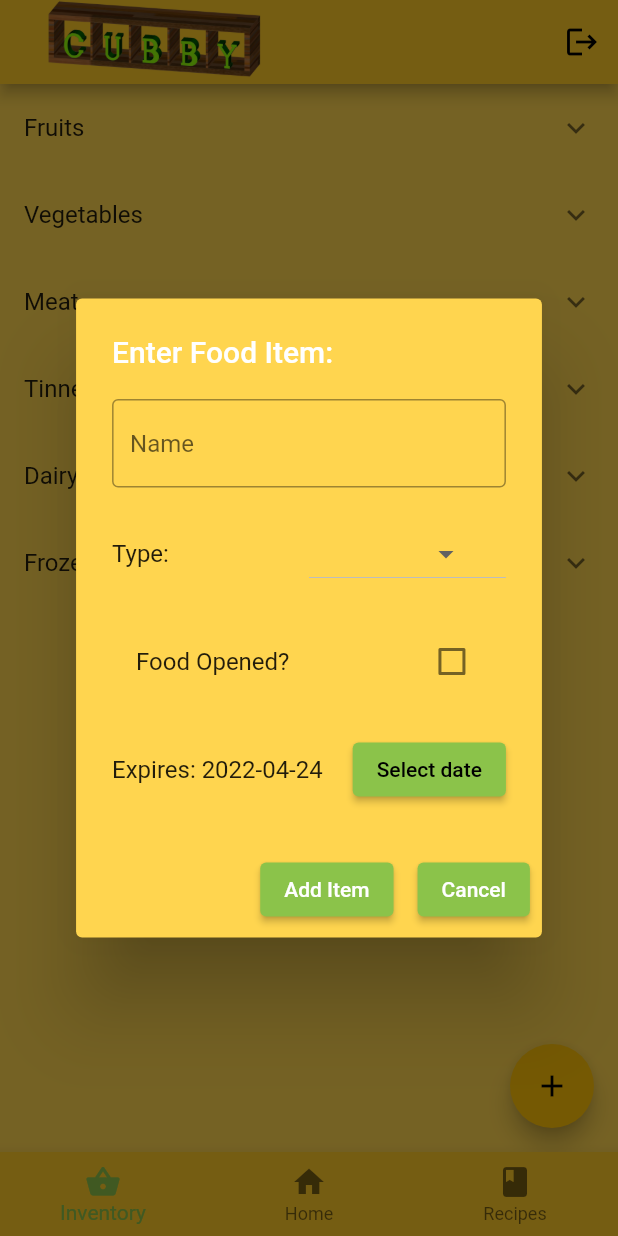
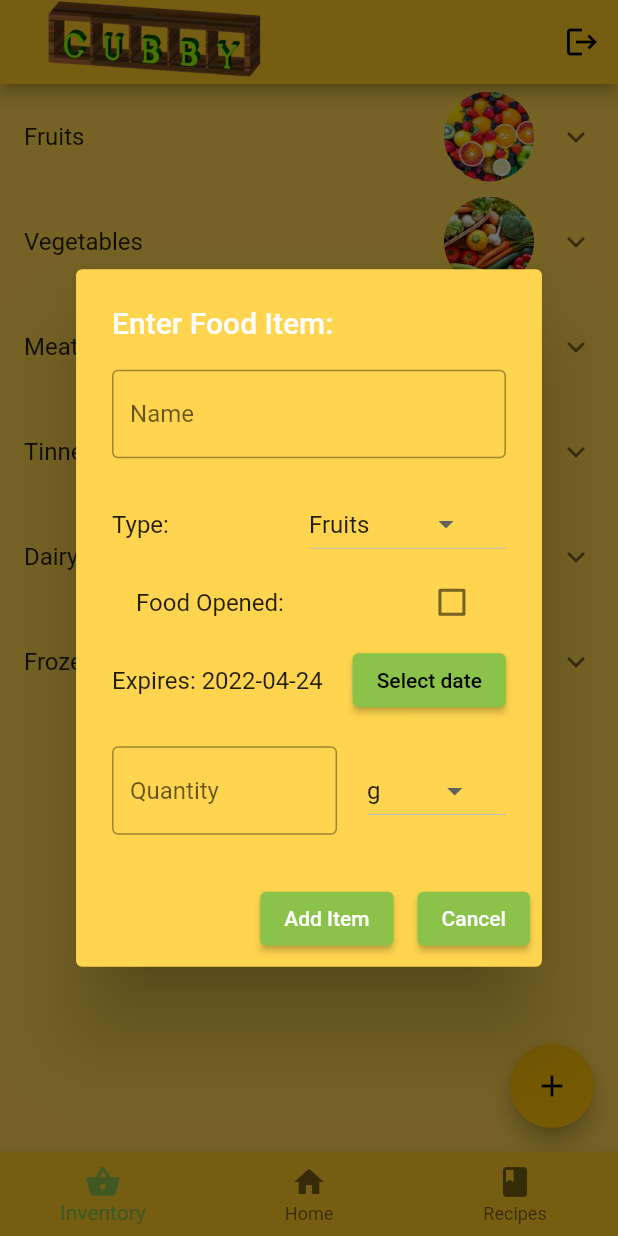
Before and after one commit to benkee/cubby, a Flutter app: the screen it shows once a user with an empty profile is signed in, after a tap on the "add" icon, on a phone screen of 412 x 824 dp. Run offline on Flutter 3.47's test engine with Material 2 defaults, Android fonts, the phone set to English and light mode, and no system bars; our stand-ins replace cloud_firestore, firebase_auth, firebase_core, form_validator; accounts and stored records are empty.

Commit message:
Added quantity and measurement to food items, added expiring food card display on home page

```diff
--- a/lib/constants/constants.dart
+++ b/lib/constants/constants.dart
@@ -19,5 +19,5 @@ const List<String> foodTypeImage = [
 const List<String> foodMeasurements = [
   'g',
   'ml',
-  'item',
+  'item/s',
 ];
--- a/lib/models/food_item.dart
+++ b/lib/models/food_item.dart
@@ -4,12 +4,16 @@ class FoodItem {
   int _type;
   bool _opened;
   DateTime _expires;
+  int _quantity;
+  int _measurement;
 
   FoodItem(
     this._name,
     this._type,
     this._opened,
     this._expires,
+    this._quantity,
+    this._measurement,
   );
 
   String get id => _id;
@@ -17,6 +21,8 @@ class FoodItem {
   int get type => _type;
   bool get opened => _opened;
   DateTime get expires => _expires;
+  int get quantity => _quantity;
+  int get measurement => _measurement;
 
   setID(String id) {
     _id = id;
@@ -38,16 +44,32 @@ class FoodItem {
     _expires = expires;
   }
 
+  setQuantity(int quantity) {
+    _quantity = quantity;
+  }
+
+  setMeasurement(int measurement) {
+    _measurement = measurement;
+  }
+
   Map<String, dynamic> toJson() {
     return {
       'name': _name,
       'type': _type,
       'opened': _opened,
       'expires': _expires,
+      'quantity': _quantity,
+      'measurement': _measurement,
     };
   }
 
   FoodItem.fromJson(Map<String, dynamic> json)
-      : this(json['name'] as String, json['type'] as int,
-            json['opened'] as bool, json['expires'].toDate() as DateTime);
+      : this(
+          json['name'] as String,
+          json['type'] as int,
+          json['opened'] as bool,
+          json['expires'].toDate() as DateTime,
+          json['quantity'] as int,
+          json['measurement'] as int,
+        );
 }
--- a/lib/services/firebase_crud.dart
+++ b/lib/services/firebase_crud.dart
@@ -74,7 +74,7 @@ class FirebaseCRUD {
     await firestore
         .collection(userID + 'FoodItem')
         .where('expires',
-            isLessThanOrEqualTo: DateTime.now().add(const Duration(days: 3)))
+            isLessThanOrEqualTo: DateTime.now().add(const Duration(days: 5)))
         .limit(5)
         .get()
         .then((querySnapshot) {
--- a/lib/views/home/home.dart
+++ b/lib/views/home/home.dart
@@ -1,5 +1,6 @@
 import 'package:cubby/views/home/inventory.dart';
 import 'package:cubby/views/home/recipes.dart';
+import 'package:cubby/widgets/food_item_expiring_card.dart';
 import 'package:cubby/widgets/recipe_card.dart';
 import 'package:firebase_auth/firebase_auth.dart';
 import 'package:flutter/material.dart';
@@ -7,7 +8,6 @@ import 'package:flutter/material.dart';
 import '../../models/food_item.dart';
 import '../../models/recipe.dart';
 import '../../services/firebase_crud.dart';
-import '../../widgets/food_item_card.dart';
 
 class HomePage extends StatefulWidget {
   int selectedIndex;
@@ -104,7 +104,7 @@ class _HomePage extends State<HomePage> {
                 const SizedBox(height: 10),
                 const Text('Food expiring soon: '),
                 Container(
-                  height: 250,
+                  height: 200,
                   child: FutureBuilder(
                     builder: (context, projectSnap) {
                       if (projectSnap.connectionState ==
@@ -119,14 +119,14 @@ class _HomePage extends State<HomePage> {
                         );
                       } else {
                         return ListView.builder(
-                            scrollDirection: Axis.vertical,
-                            shrinkWrap: true,
+                            scrollDirection: Axis.horizontal,
+                            shrinkWrap: false,
                             itemCount:
                                 (projectSnap.data as List<FoodItem>).length,
                             itemBuilder: (context, index) {
                               expiringFoodItems =
                                   projectSnap.data as List<FoodItem>;
-                              return FoodItemCard(
+                              return ExpiringFoodItemCard(
                                 foodItem: expiringFoodItems[index],
                                 userID: currentUID,
                               );
@@ -137,7 +137,7 @@ class _HomePage extends State<HomePage> {
                   ),
                 ),
                 const Text('Recommended Recipes: '),
-                Container(
+                SizedBox(
                   height: 300,
                   child: FutureBuilder(
                     builder: (context, projectSnap) {
--- a/lib/widgets/food_item_expansion_tile.dart
+++ b/lib/widgets/food_item_expansion_tile.dart
@@ -22,10 +22,15 @@ class FoodItemExpansionTile extends StatefulWidget {
 class _FoodItemExpansionTileState extends State<FoodItemExpansionTile> {
   @override
   Widget build(BuildContext context) {
-    print(widget.type);
-    print(widget.foodItems.toString());
     return ExpansionTile(
-        title: Text(constants.foodTypes[widget.type]),
+        title: Row(children: [
+          Text(constants.foodTypes[widget.type]),
+          const Spacer(),
+          CircleAvatar(
+            backgroundImage: AssetImage(constants.foodTypeImage[widget.type]),
+            radius: 30,
+          ),
+        ]),
         children: [
           ListView.builder(
               shrinkWrap: true,
--- a/lib/widgets/food_item_input.dart
+++ b/lib/widgets/food_item_input.dart
@@ -14,15 +14,18 @@ class FoodItemInput extends StatefulWidget {
 }
 
 class _FoodItemInputState extends State<FoodItemInput> {
-  late String selectedFoodType = 'Fruit';
+  late String selectedFoodType = 'Fruits';
   late bool foodOpened = false;
   late DateTime foodExpiry = DateTime.now();
   final name = TextEditingController();
+  final quantity = TextEditingController();
+  late int measurement = 0;
 
   @override
   void dispose() {
     super.dispose();
     name.dispose();
+    quantity.dispose();
   }
 
   Future<void> foodExpiryInput(BuildContext context) async {
@@ -84,9 +87,8 @@ class _FoodItemInputState extends State<FoodItemInput> {
                   ),
                 ],
               ),
-              const SizedBox(height: 20),
               CheckboxListTile(
-                  title: const Text('Food Opened?'),
+                  title: const Text('Food Opened: '),
                   activeColor: Colors.lightGreen,
                   value: foodOpened,
                   onChanged: (bool? value) {
@@ -94,7 +96,6 @@ class _FoodItemInputState extends State<FoodItemInput> {
                       foodOpened = value!;
                     });
                   }),
-              const SizedBox(height: 20),
               Row(
                 mainAxisSize: MainAxisSize.min,
                 children: <Widget>[
@@ -108,18 +109,53 @@ class _FoodItemInputState extends State<FoodItemInput> {
                   ),
                 ],
               ),
+              const SizedBox(
+                height: 20.0,
+              ),
+              Row(
+                children: [
+                  SizedBox(
+                    width: 150,
+                    child: TextField(
+                      controller: quantity,
+                      obscureText: false,
+                      keyboardType: TextInputType.number,
+                      decoration: const InputDecoration(
+                        border: OutlineInputBorder(),
+                        hintText: 'Quantity',
+                      ),
+                    ),
+                  ),
+                  const SizedBox(
+                    width: 20.0,
+                  ),
+                  Expanded(
+                    child: DropdownButton<String>(
+                        alignment: Alignment.centerLeft,
+                        dropdownColor: Colors.amber[300],
+                        items: constants.foodMeasurements.map((String value) {
+                          return DropdownMenuItem<String>(
+                            value: value,
+                            child: Text(value),
+                          );
+                        }).toList(),
+                        value: constants.foodMeasurements[measurement],
+                        onChanged: (String? newValue) {
+                          setState(() {});
+                          measurement =
+                              constants.foodMeasurements.indexOf(newValue!);
+                        }),
+                  ),
+                ],
+              )
             ]),
       ),
       actions: <Widget>[
         ElevatedButton(
           onPressed: () {
             int foodType = constants.foodTypes.indexOf(selectedFoodType);
-            FoodItem foodItem = FoodItem(
-              name.text,
-              foodType,
-              foodOpened,
-              foodExpiry,
-            );
+            FoodItem foodItem = FoodItem(name.text, foodType, foodOpened,
+                foodExpiry, int.parse(quantity.text), measurement);
             FirebaseCRUD.addFoodItem(foodItem, widget.userID);
             Navigator.pushReplacement(
               context,
--- a/lib/widgets/recipe_input.dart
+++ b/lib/widgets/recipe_input.dart
@@ -1,6 +1,7 @@
 import 'package:cubby/constants/constants.dart' as constants;
 import 'package:cubby/views/home/home.dart';
 import 'package:flutter/material.dart';
+
 import '../../models/recipe.dart';
 import '../../services/firebase_crud.dart';
 
@@ -229,7 +230,7 @@ class _RecipeInputState extends State<RecipeInput> {
                     disabledBorder: InputBorder.none,
                     contentPadding: EdgeInsets.only(
                         left: 15, bottom: 11, top: 11, right: 15),
-                    hintText: "Amount"))),
+                    hintText: "Quantity"))),
         Expanded(
           child: DropdownButton<String>(
               alignment: Alignment.centerLeft,
```
Also changed, not shown: lib/widgets/food_item_card.dart (+55 -12 lines), lib/widgets/food_item_edit.dart (+59 -4 lines), lib/widgets/food_item_expiring_card.dart (added, +116 -0 lines), 1 other file.
